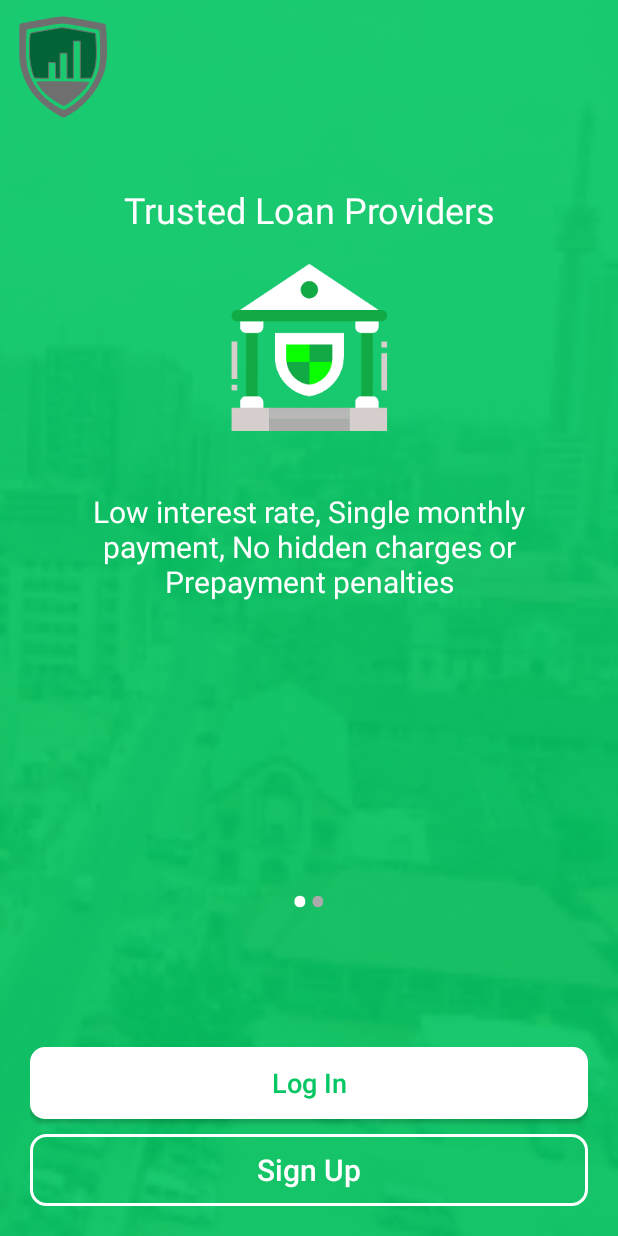
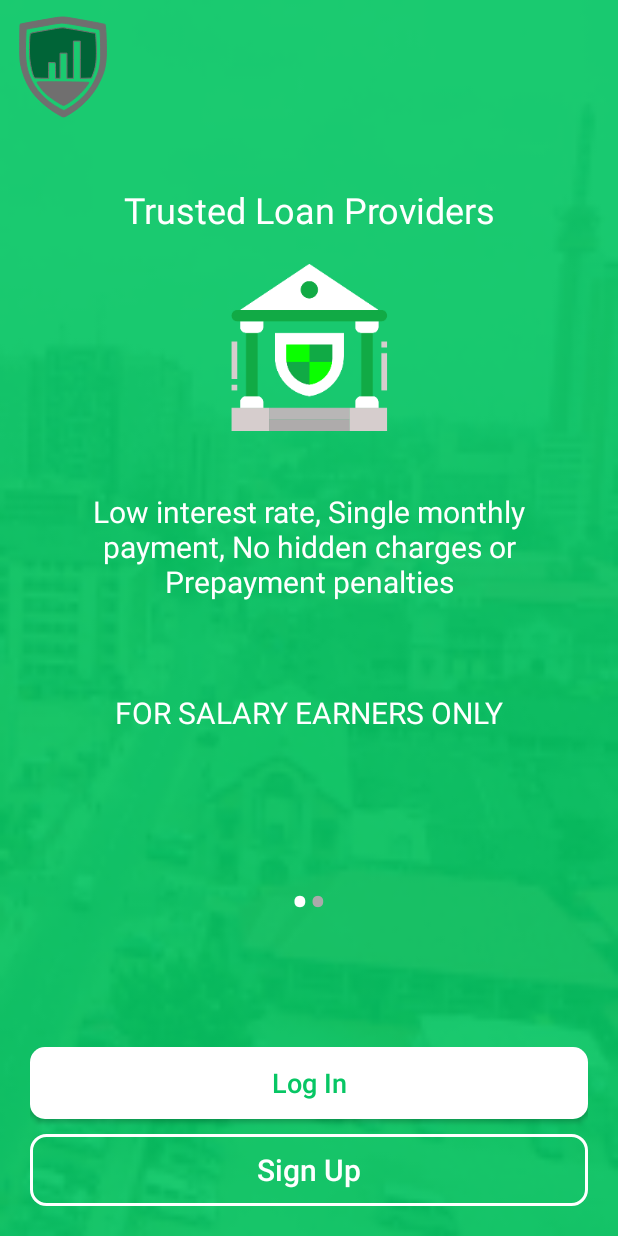
Before and after one commit to chilex111/FewchorePay, an Android app: the screen it shows after launch (SliderActivity), on a phone screen of 412 x 824 dp. Run offline under Robolectric (Android 15) with nearby library versions, the phone set to English and light mode, and no system bars; our stand-ins replace CircleImageView.

Commit message:
text update for salary earners only

```diff
--- a/app/src/main/res/layout/slider1.xml
+++ b/app/src/main/res/layout/slider1.xml
@@ -24,6 +24,7 @@
         app:layout_constraintTop_toBottomOf="@+id/text1"
         android:contentDescription="@string/app_name" />
     <TextView
+        android:id="@+id/txt"
         android:layout_width="wrap_content"
         android:layout_height="wrap_content"
         android:scaleType="centerCrop"
@@ -36,5 +37,18 @@
         app:layout_constraintLeft_toLeftOf="parent"
         app:layout_constraintRight_toRightOf="parent"
         app:layout_constraintTop_toBottomOf="@+id/image" />
+    <TextView
+        android:layout_width="wrap_content"
+        android:layout_height="wrap_content"
+        android:scaleType="centerCrop"
+        android:text="@string/for_salary_earners_only"
+        android:textSize="20sp"
+        android:padding="20dp"
+        android:gravity="center"
+        android:textColor="@color/white"
+        android:layout_marginTop="20sp"
+        app:layout_constraintLeft_toLeftOf="parent"
+        app:layout_constraintRight_toRightOf="parent"
+        app:layout_constraintTop_toBottomOf="@+id/txt" />
 
    </android.support.constraint.ConstraintLayout>
--- a/app/src/main/res/values/strings.xml
+++ b/app/src/main/res/values/strings.xml
@@ -170,4 +170,5 @@
     <string name="select_a_card_to_make_your_payment">Select a card to make your payment</string>
     <string name="look_up_cards">Please select any of your cards and activate it. This will only be used when your loan deduction was not successful in your primary card</string>
     <string name="submit_otp">Submit OTP</string>
+    <string name="for_salary_earners_only">FOR SALARY EARNERS ONLY</string>
 </resources>
```
Also changed, not shown: app/src/main/res/layout/activity_splash.xml (+14 -1 lines), app/src/main/res/layout/slider2.xml (+15 -1 lines).
